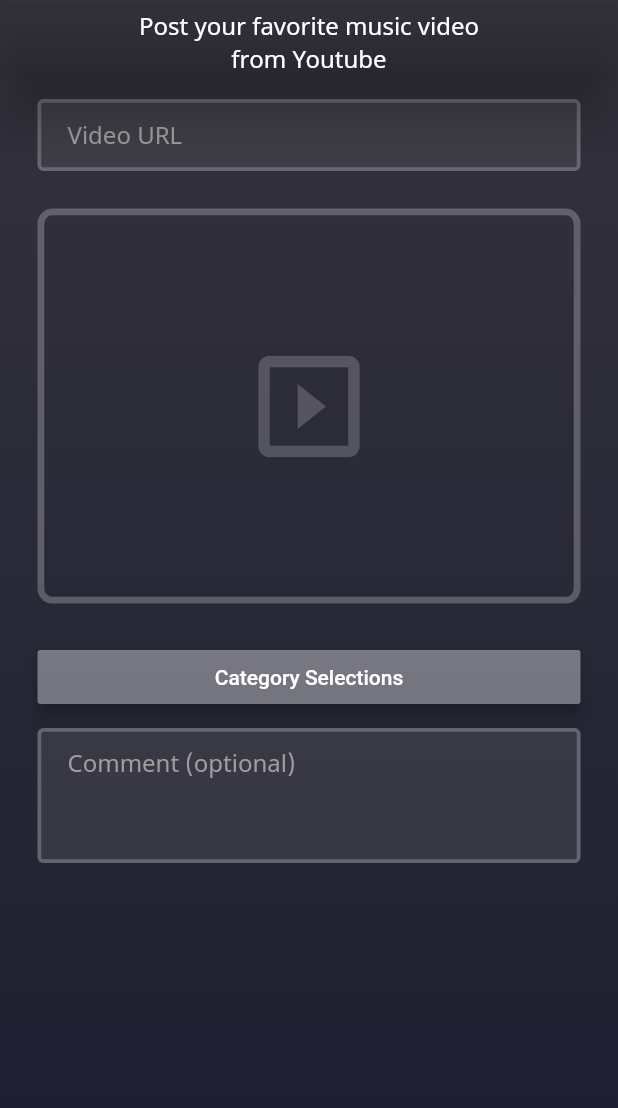
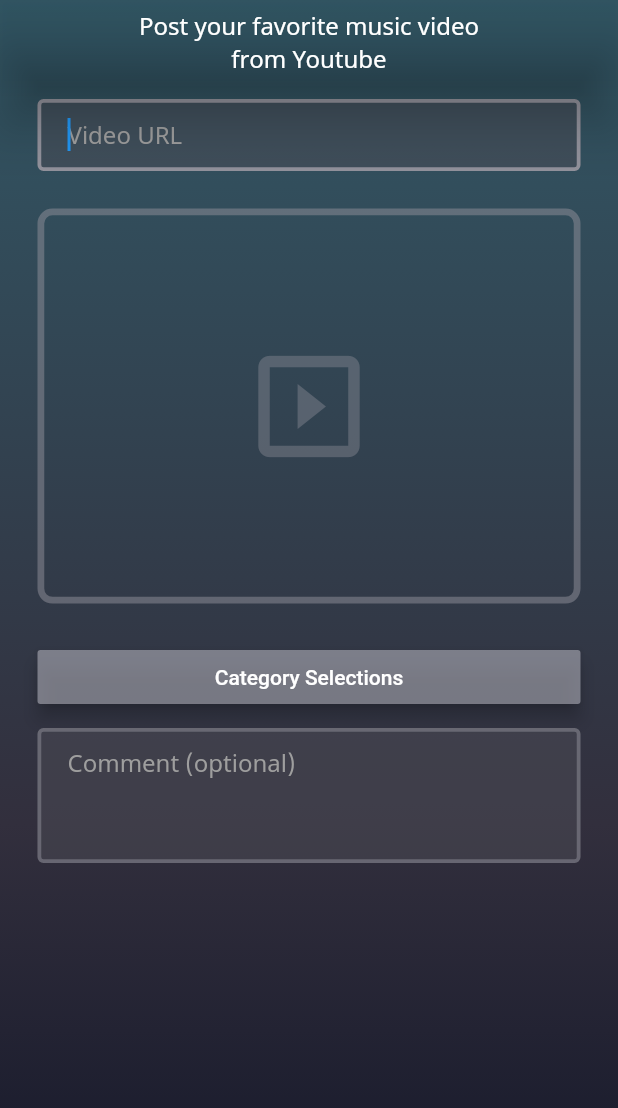
Before and after one commit to Jay-Jeong1988/JustMusic, a Flutter app: the UploadMusicPage screen opened directly, on a phone screen of 412 x 824 dp. Shown: the top 1108 px of the screen. Run offline on Flutter 3.47's test engine with Material 2 defaults, Android fonts, the phone set to English and light mode, and no system bars; our stand-ins replace device_info, dotted_border, firebase_auth, firebase_storage, flutter_secure_storage, fluttertoast and 5 more; accounts and stored records are empty; network calls fail.

```diff
--- a/lib/global_components/empty_widgets.dart
+++ b/lib/global_components/empty_widgets.dart
@@ -19,7 +19,7 @@ class EmptyShadowGrid extends StatelessWidget {
         height: height ?? MediaQuery.of(context).size.height,
         decoration: BoxDecoration(boxShadow: [
           BoxShadow(
-            color: Color.fromRGBO(30, 30, 30, 0.8),
+            color: Color.fromRGBO(30, 30, 30, 0.7),
           )
         ]));
   }
--- a/lib/global_components/navbar.dart
+++ b/lib/global_components/navbar.dart
@@ -89,7 +89,6 @@ class _NavBarState extends State<NavBar> {
                 mainAxisSize: MainAxisSize.max,
                 mainAxisAlignment: MainAxisAlignment.spaceBetween,
                 children: <Widget>[
-//                  navButton(Icons.play_arrow, 0),
                   navButton(Icons.play_arrow, 0),
                   navButton(Icons.add_box, 1),
                   navButton(Icons.subscriptions, 2),
--- a/lib/routes/category/play_page.dart
+++ b/lib/routes/category/play_page.dart
@@ -50,6 +50,7 @@ class PlayPageState extends State<PlayPage> {
                 tileMode: TileMode.clamp)
         ),
         child: Scaffold(
+          backgroundColor: Colors.transparent,
       body: Stack(
         children: [Positioned(
           left: MediaQuery.of(context).size.width * .5 - MediaQuery.of(context).size.width * 0.15,
--- a/lib/routes/create/upload_music_page.dart
+++ b/lib/routes/create/upload_music_page.dart
@@ -30,26 +30,24 @@ class UploadMusicPageState extends State<UploadMusicPage> {
   @override
   void initState() {
     super.initState();
+    _user = _singleton.user;
     _scrollController.addListener((){});
     _storage.read(key: "ak").then((key) {
-      setState(() {
-        _ak = key;
-      });
-    }).catchError((error) {
-      print(error);
-    });
-    _user = _singleton.user;
       MusicApi.getCategories().then((categories) {
         categories.sort((a, b) {
           return a['title'].toLowerCase().compareTo(b['title'].toLowerCase());
         });
         setState(() {
+          _ak = key;
           _allCategoryTitles.addAll(categories.map((category) {
             String title = category["title"][0].toUpperCase() +
                 category["title"].substring(1);
             return title;
           }));
         });
+      });
+    }).catchError((error) {
+      print(error);
     });
   }
 
@@ -112,6 +110,7 @@ class UploadMusicPageState extends State<UploadMusicPage> {
         child: Container(
             padding: padding,
             child: TextField(
+              autofocus: true,
               maxLines: maxLines != null ? maxLines : 1,
               keyboardType: TextInputType.text,
               style: TextStyle(color: Colors.white, fontFamily: "NotoSans"),
@@ -183,7 +182,7 @@ class UploadMusicPageState extends State<UploadMusicPage> {
   Future<void> saveMusicRequest() async {
     Map<String, dynamic> music = new Map<String, dynamic>();
     Map<String, dynamic> snippet = _videoInfo["items"][0]["snippet"];
-    music["thumbnailUrl"] = snippet['thumbnails']['medium']['url'];
+    music["thumbnailUrl"] = snippet['thumbnails']['maxres']['url'];
     music["title"] = snippet["title"];
     music["description"] = snippet["description"];
     music["publishedAt"] = snippet["publishedAt"].split("T")[0];
@@ -228,13 +227,17 @@ class UploadMusicPageState extends State<UploadMusicPage> {
   Widget build(BuildContext context) {
     return Container(
         decoration: BoxDecoration(gradient: LinearGradient(
+            colors: [
+              Color.fromRGBO(20, 23, 41, 1),
+              Color.fromRGBO(50, 47, 61, 1),
+              Color.fromRGBO(50, 67, 81, 1),
+              Color.fromRGBO(50, 87, 101, 1),
+            ],
             begin: Alignment.bottomCenter,
             end: Alignment.topCenter,
-            colors: [
-              Color.fromRGBO(27, 30, 48, 1),
-              Color.fromRGBO(53, 50, 61, 1),
-            ])),
+            tileMode: TileMode.clamp)),
         child: Scaffold(
+          backgroundColor: Colors.transparent,
         appBar: AppBar(
             automaticallyImplyLeading: false,
             elevation: 15.0,
--- a/lib/routes/home/components/youtube_player.dart
+++ b/lib/routes/home/components/youtube_player.dart
@@ -234,6 +234,7 @@ class _YoutubePlayerScreenState extends State<YoutubePlayerScreen> with WidgetsB
     return Scaffold(
       backgroundColor: Color.fromRGBO(10, 10, 15, 1),
         body: Material(
+          color: Colors.black,
       child: Stack(children: [
         Positioned(
             top: MediaQuery.of(context).size.height * .02,
--- a/lib/routes/home/home_page.dart
+++ b/lib/routes/home/home_page.dart
@@ -170,6 +170,7 @@ class _HomePageState extends State<HomePage> {
 
   @override
   Widget build(BuildContext context) {
-    return Scaffold(body: _pageBuilder());
+    return Scaffold(
+        body: _pageBuilder());
   }
 }
--- a/lib/routes/profile/profile_page.dart
+++ b/lib/routes/profile/profile_page.dart
@@ -698,7 +698,7 @@ class ProfilePageState extends State<ProfilePage>
         builder: (BuildContext context, AsyncSnapshot snapshot) {
           if (snapshot.connectionState == ConnectionState.done) {
             return Scaffold(
-                backgroundColor: Color.fromRGBO(27, 25, 35, .8),
+                backgroundColor: Color.fromRGBO(20, 18, 28, 1),
                 body: Stack(children: [
                   Column(children: [
                     _musicActivated
--- a/lib/utils/image_uploader.dart
+++ b/lib/utils/image_uploader.dart
@@ -104,6 +104,7 @@ class ImageCaptureState extends State<ImageCapture> {
             tileMode: TileMode.clamp)
       ),
         child: Scaffold(
+          backgroundColor: Colors.transparent,
           appBar: AppBar(
             elevation: 0,
             backgroundColor: Colors.transparent,
```
Also changed, not shown: lib/main.dart (+4 -6 lines), lib/routes/category/category_page.dart (+6 -1 lines). Lines whose indentation alone changed are shown as unchanged.
